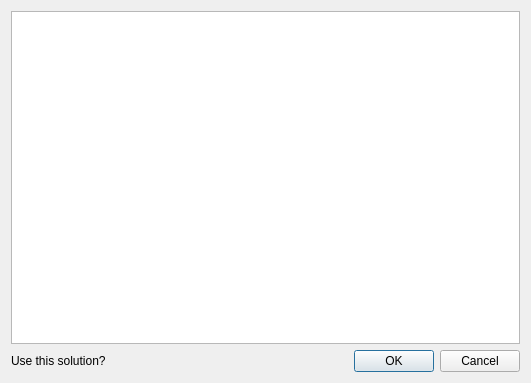
This is ui_LSreport.ui in 3nids/intersectit as Qt 5 draws it before an edit. The edited form follows.
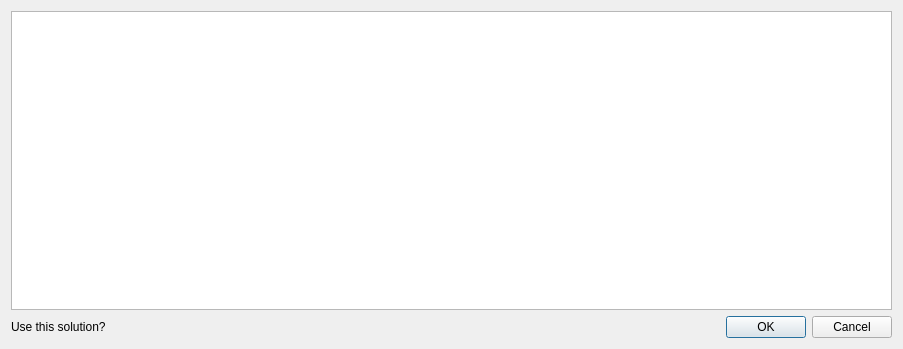
This is the edited form.

Commit message: finished report

The edit to the form file:
```diff
--- a/ui_LSreport.ui
+++ b/ui_LSreport.ui
@@ -6,8 +6,8 @@
    <rect>
     <x>0</x>
     <y>0</y>
-    <width>531</width>
-    <height>383</height>
+    <width>903</width>
+    <height>349</height>
    </rect>
   </property>
   <property name="windowTitle">
@@ -19,7 +19,7 @@
      <property name="font">
       <font>
        <family>Courier New</family>
-       <pointsize>12</pointsize>
+       <pointsize>10</pointsize>
       </font>
      </property>
     </widget>
```
The commit also changes 2 other files.
